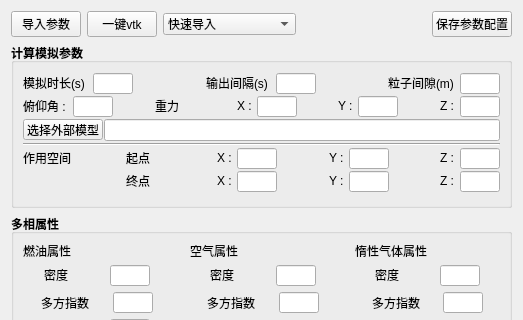
Above: SphDockWidget.ui from 519984307/InertSimu before the change; both pictures show x 0 to 523 and y 0 to 320 of the 523 by 987 pixel window. Below: the same form after it.
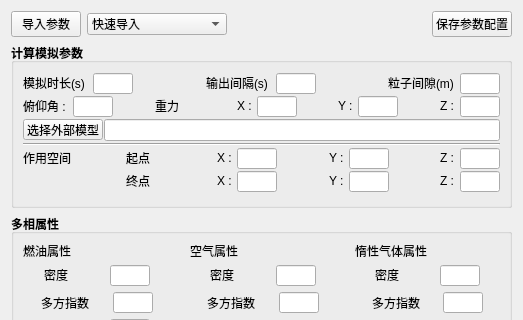
That is the form after the change.

What changed in the file:
```diff
--- a/SphDockWidget.ui
+++ b/SphDockWidget.ui
@@ -56,26 +56,13 @@
         </widget>
        </item>
        <item>
-        <widget class="QPushButton" name="btn_imp_vtk">
-         <property name="minimumSize">
-          <size>
-           <width>50</width>
-           <height>24</height>
-          </size>
-         </property>
+        <widget class="QComboBox" name="combo_imp_vtk">
          <property name="maximumSize">
           <size>
-           <width>70</width>
+           <width>140</width>
            <height>16777215</height>
           </size>
          </property>
-         <property name="text">
-          <string>一键vtk</string>
-         </property>
-        </widget>
-       </item>
-       <item>
-        <widget class="QComboBox" name="combo_imp_vtk">
          <item>
           <property name="text">
            <string>快速导入</string>
```
